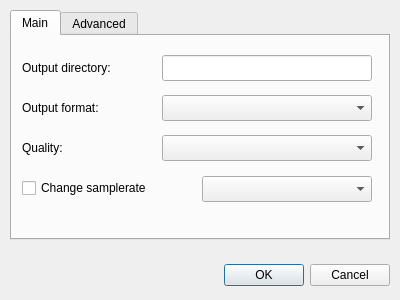
Before: the Qt Designer form src/settingsdialog.ui in Bleuzen/FFaudioConverter, drawn with Qt 5.
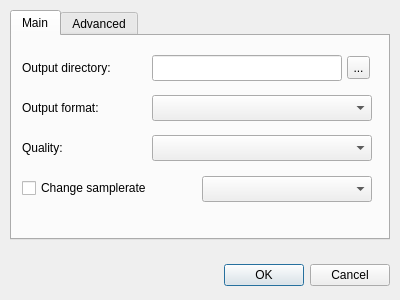
After: the same form once the commit is applied.

Commit message: file chooser for output directory

```diff
--- a/src/settingsdialog.ui
+++ b/src/settingsdialog.ui
@@ -50,7 +50,7 @@
       <rect>
        <x>10</x>
        <y>20</y>
-       <width>130</width>
+       <width>120</width>
        <height>24</height>
       </rect>
      </property>
@@ -61,9 +61,9 @@
     <widget class="QLineEdit" name="lineEdit_OutputDirectory">
      <property name="geometry">
       <rect>
-       <x>150</x>
+       <x>140</x>
        <y>19</y>
-       <width>210</width>
+       <width>190</width>
        <height>26</height>
       </rect>
      </property>
@@ -73,7 +73,7 @@
       <rect>
        <x>10</x>
        <y>60</y>
-       <width>130</width>
+       <width>120</width>
        <height>24</height>
       </rect>
      </property>
@@ -84,9 +84,9 @@
     <widget class="QComboBox" name="comboBox_OutputFormat">
      <property name="geometry">
       <rect>
-       <x>150</x>
+       <x>140</x>
        <y>59</y>
-       <width>210</width>
+       <width>220</width>
        <height>26</height>
       </rect>
      </property>
@@ -96,7 +96,7 @@
       <rect>
        <x>10</x>
        <y>100</y>
-       <width>130</width>
+       <width>120</width>
        <height>24</height>
       </rect>
      </property>
@@ -107,9 +107,9 @@
     <widget class="QComboBox" name="comboBox_Quality">
      <property name="geometry">
       <rect>
-       <x>150</x>
+       <x>140</x>
        <y>99</y>
-       <width>210</width>
+       <width>220</width>
        <height>26</height>
       </rect>
      </property>
@@ -140,6 +140,19 @@
       </rect>
      </property>
     </widget>
+    <widget class="QToolButton" name="toolButton_SelectOutputDirectory">
+     <property name="geometry">
+      <rect>
+       <x>335</x>
+       <y>20</y>
+       <width>23</width>
+       <height>23</height>
+      </rect>
+     </property>
+     <property name="text">
+      <string>...</string>
+     </property>
+    </widget>
    </widget>
    <widget class="QWidget" name="tab_Advanced">
     <attribute name="title">
```
The commit also changes 5 other files.
